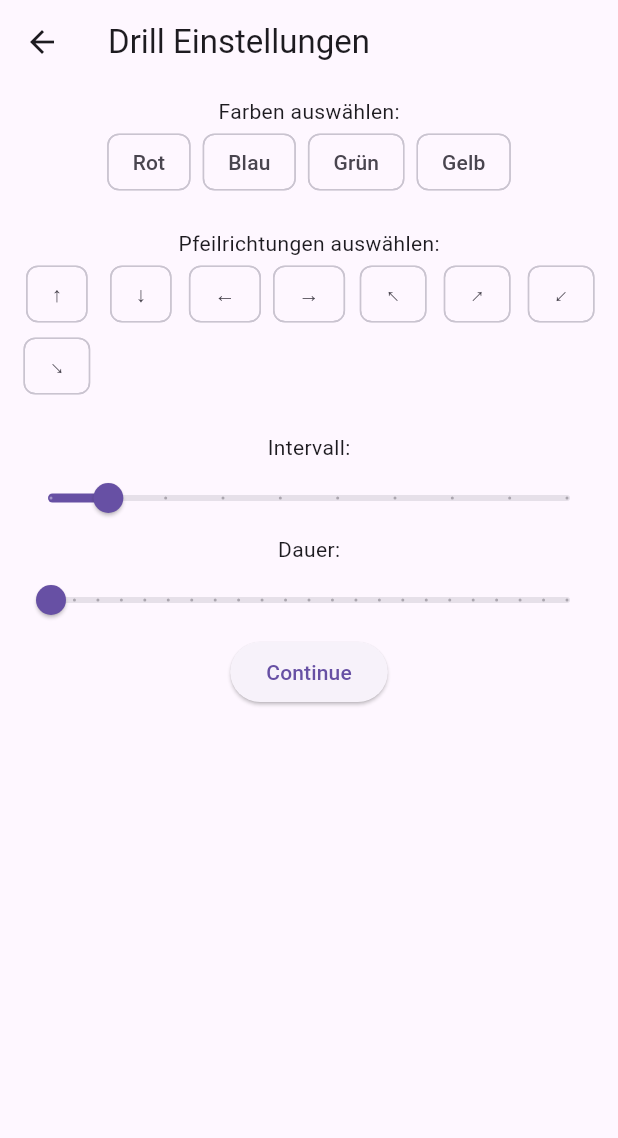
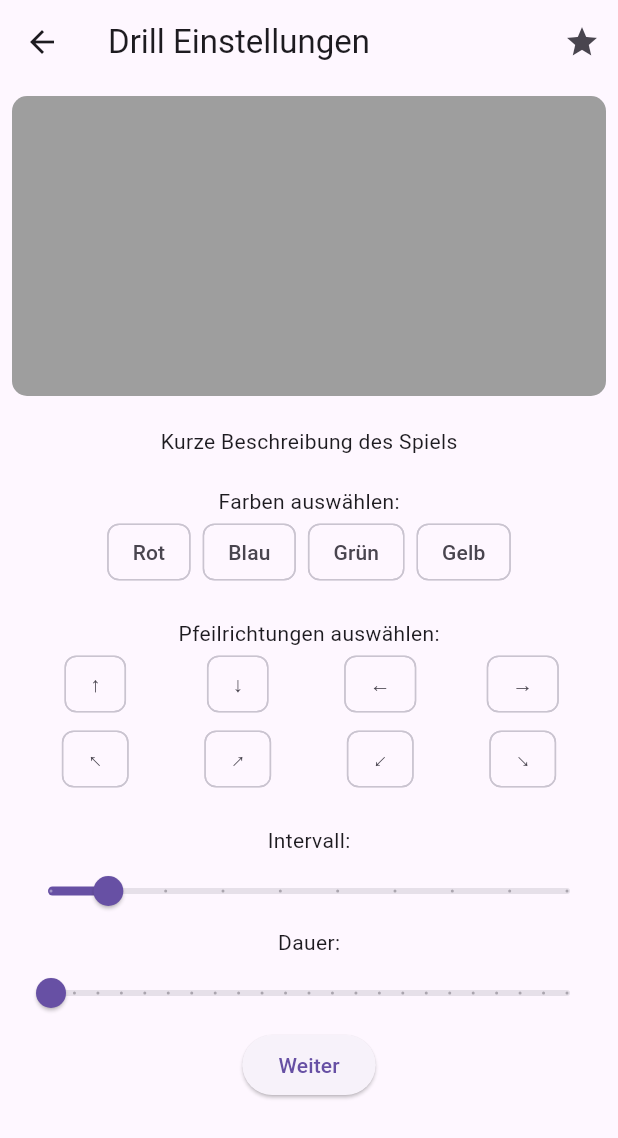
Before and after one commit to AniMZ711/neurox, a Flutter app: the SettingsPage screen opened directly, on a phone screen of 412 x 824 dp. Shown: the top 1138 px of the screen. Run offline on Flutter 3.47's test engine with Material 3 defaults, Android fonts, the phone set to English and light mode, and no system bars; our stand-ins replace equatable, flutter_bloc.

Commit message:
Implement picker

```diff
--- a/lib/pages/game_settings.dart
+++ b/lib/pages/game_settings.dart
@@ -1,5 +1,6 @@
 import 'package:flutter/material.dart';
 import 'package:neurox/pages/drill.dart';
+import 'package:neurox/pages/presets_page.dart';
 
 class SettingsPage extends StatefulWidget {
   @override
@@ -9,6 +10,7 @@ class SettingsPage extends StatefulWidget {
 class _SettingsPageState extends State<SettingsPage> {
   List<String> colors = ['Rot', 'Blau', 'Grün', 'Gelb'];
   List<String> directions = ['↑', '↓', '←', '→', '↖', '↗', '↙', '↘'];
+  //preset values for the sliders
   Duration interval = Duration(seconds: 1);
   Duration duration = Duration(seconds: 10);
   List<String> selectedColors = [];
@@ -19,11 +21,35 @@ class _SettingsPageState extends State<SettingsPage> {
     return Scaffold(
       appBar: AppBar(
         title: Text('Drill Einstellungen'),
+        actions: <Widget>[
+          IconButton(
+            icon: Icon(Icons.star),
+            onPressed: () {
+              Navigator.push(
+                context,
+                MaterialPageRoute(builder: (context) => PresetsPage()),
+              );
+            },
+          ),
+        ],
       ),
       body: Padding(
         padding: const EdgeInsets.all(8.0),
         child: Column(
           children: <Widget>[
+            //placeholder for image
+            Container(
+              width: 400,
+              height: 200,
+              decoration: BoxDecoration(
+                color: Colors.grey[500],
+                borderRadius: BorderRadius.circular(10),
+              ),
+            ),
+            const SizedBox(height: 20),
+            Text("Kurze Beschreibung des Spiels"),
+            const SizedBox(height: 20),
+
             Text('Farben auswählen:'),
             Wrap(
               spacing: 8.0,
@@ -45,10 +71,16 @@ class _SettingsPageState extends State<SettingsPage> {
             ),
             SizedBox(height: 20),
             Text('Pfeilrichtungen auswählen:'),
+            Column(
+              children: <Widget>[
                 Wrap(
-              spacing: 8.0,
+                  direction: Axis.horizontal,
+                  spacing: 0.0,
+                  runSpacing: 2.0,
                   children: directions.map((direction) {
-                return FilterChip(
+                    return Container(
+                      width: MediaQuery.of(context).size.width / 4 - 8,
+                      child: FilterChip(
                         label: Text(direction),
                         selected: selectedDirections.contains(direction),
                         onSelected: (bool selected) {
@@ -60,8 +92,11 @@ class _SettingsPageState extends State<SettingsPage> {
                             }
                           });
                         },
+                      ),
                     );
                   }).toList(),
+                ),
+              ],
             ),
             SizedBox(height: 20),
             Text('Intervall:'),
@@ -115,7 +150,7 @@ class _SettingsPageState extends State<SettingsPage> {
                   ),
                 );
               },
-              child: const Text('Continue'),
+              child: const Text('Weiter'),
             ),
           ],
         ),
--- a/pubspec.yaml
+++ b/pubspec.yaml
@@ -1,10 +1,10 @@
 name: neurox
 description: "A new Flutter project."
-publish_to: 'none'
+publish_to: "none"
 version: 0.1.0
 
 environment:
-  sdk: '>=3.4.1 <4.0.0'
+  sdk: ">=3.4.1 <4.0.0"
 
 dependencies:
   bloc: ^8.1.4
@@ -13,6 +13,7 @@ dependencies:
     sdk: flutter
   flutter_animate: ^4.5.0
   flutter_bloc: ^8.1.5
+
   url_launcher: ^6.2.6
 
 dev_dependencies:
```
Also changed, not shown: lib/pages/drill.dart (+36 -12 lines), lib/pages/home_page.dart (+21 -5 lines), lib/pages/presets_page.dart (added, +12 -0 lines). Lines whose indentation alone changed are shown as unchanged.
